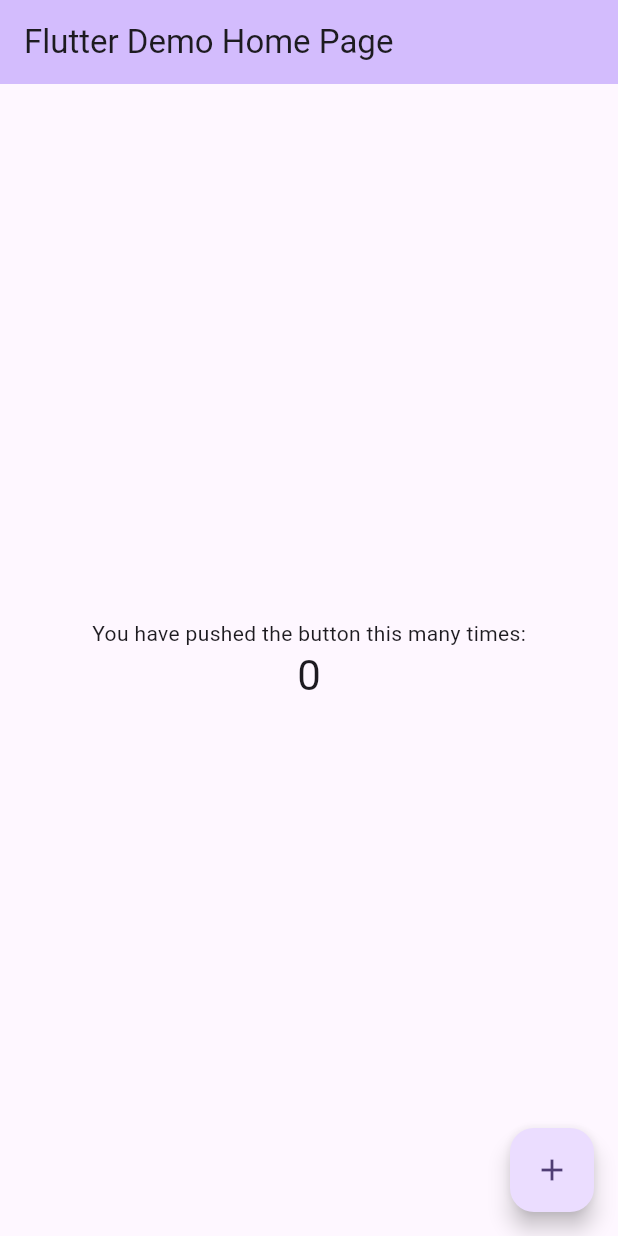
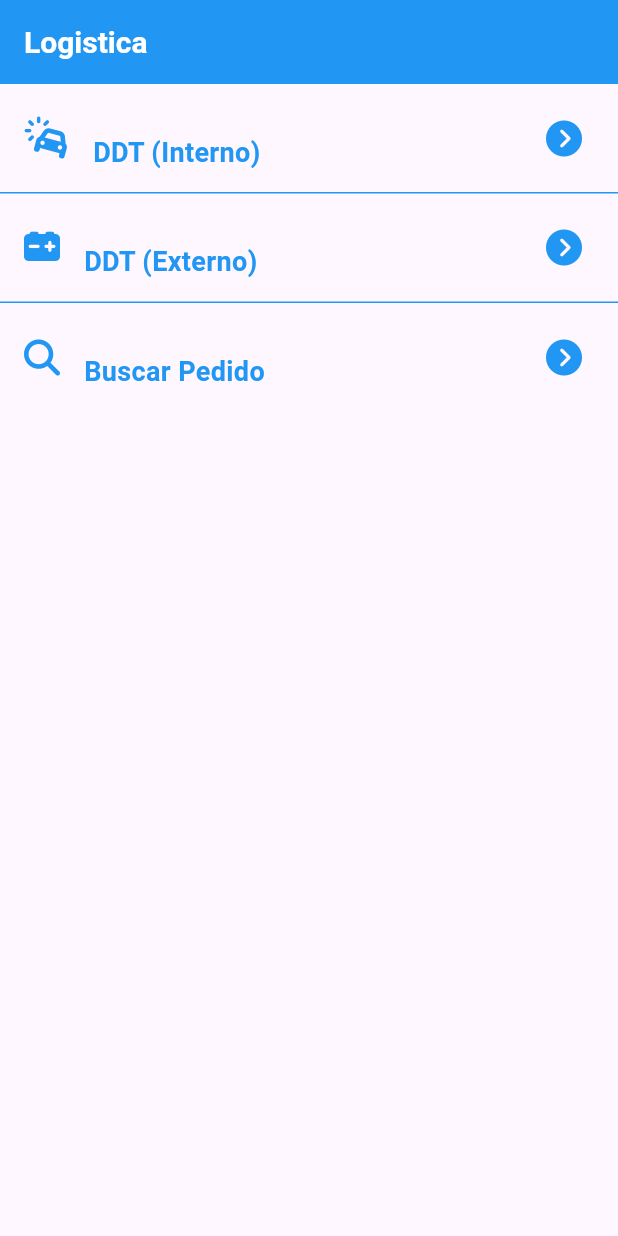
Before and after one commit to hernangutier/smile_erp_log_app, a Flutter app: the screen it shows after launch, on a phone screen of 412 x 824 dp. Run offline on Flutter 3.47's test engine with Material 3 defaults, Android fonts, the light colour scheme and no system bars; our stand-ins replace font_awesome_flutter, go_router.

Commit message:
Menus Iniciales

```diff
--- a/lib/main.dart
+++ b/lib/main.dart
@@ -1,4 +1,5 @@
 import 'package:flutter/material.dart';
+import 'package:smile_erp_log_app/presentation/pages/logistic/dash.dart';
 
 void main() {
   runApp(const MyApp());
@@ -12,6 +13,7 @@ class MyApp extends StatelessWidget {
   Widget build(BuildContext context) {
     return MaterialApp(
       title: 'Flutter Demo',
+      debugShowCheckedModeBanner: false,
       theme: ThemeData(
         // This is the theme of your application.
         //
@@ -30,7 +32,7 @@ class MyApp extends StatelessWidget {
         // tested with just a hot reload.
         colorScheme: .fromSeed(seedColor: Colors.deepPurple),
       ),
-      home: const MyHomePage(title: 'Flutter Demo Home Page'),
+      home: const DashBoard(),
     );
   }
 }
--- a/lib/presentation/pages/logistic/dash.dart
+++ b/lib/presentation/pages/logistic/dash.dart
@@ -1,15 +1,55 @@
 import 'package:flutter/material.dart';
+import 'package:font_awesome_flutter/font_awesome_flutter.dart';
+import 'package:smile_erp_log_app/presentation/pages/logistic/resources.dart';
 
 
 //  DasBoard Logistica
 
+
+
 class DashBoard extends StatelessWidget {
+  static const name='dash-logistic';
+
   const DashBoard({super.key});
 
 
 
   @override
   Widget build(BuildContext context) {
-    return const Placeholder();
+    return Scaffold(
+      appBar: AppBar(
+        title: Text("Logistica", style: TextStyle(color: Colors.white, fontSize: 20,fontWeight: FontWeight.bold),),
+        backgroundColor: Colors.blue,
+      ),
+
+      body: _ListItems(),
+    );
   }
 }
+
+class _ListItems extends StatelessWidget{
+
+
+
+  @override
+  Widget build(BuildContext context) {
+      pageRoute;
+      return ListView.separated(
+        itemCount: pageRoute.length,
+        separatorBuilder: (context, i)=> Divider(
+          color: Colors.blue,
+          height: 1,
+        ),
+        itemBuilder: (context,i)=> ListTile(
+              leading:  FaIcon(pageRoute[i].icon, color: Colors.blue),
+              trailing: FaIcon(FontAwesomeIcons.circleChevronRight, color: Colors.blue,),
+              subtitle: Text(pageRoute[i].subtitle, style: TextStyle(fontSize: 18, fontWeight: FontWeight.bold, color: Colors.blue),),
+              onTap: (){
+                Navigator.push(context, MaterialPageRoute(builder: (context)=>
+                  pageRoute[i].page
+                ));
+              },
+        ),
+        );
+  }
+}
--- /dev/null
+++ b/lib/presentation/pages/logistic/resources.dart
@@ -0,0 +1,25 @@
+
+import 'package:flutter/material.dart';
+import 'package:font_awesome_flutter/font_awesome_flutter.dart';
+import 'package:smile_erp_log_app/presentation/pages/logistic/dash_ddt.dart';
+
+final pageRoute = <_Items>[
+    _Items(FontAwesomeIcons.carBurst , "DDT (Interno)", DashDDt()),
+    _Items(FontAwesomeIcons.carBattery , "DDT (Externo)",DashDDt() ),
+    _Items(FontAwesomeIcons.magnifyingGlass , "Buscar Pedido", DashDDt()),
+];
+
+final pageRouteLog = <_Items>[
+    _Items(FontAwesomeIcons.truck, "en Espera", DashDDt()),
+    _Items(FontAwesomeIcons.truckRampBox, "en Carga", DashDDt()),
+    _Items(FontAwesomeIcons.truckFast, "en Transito", DashDDt()),
+
+];
+
+class _Items {
+    final FaIconData icon;
+    final String subtitle;
+    Widget page;
+
+    _Items(this.icon, this.subtitle, this.page);
+}
--- a/pubspec.yaml
+++ b/pubspec.yaml
@@ -35,6 +35,7 @@ dependencies:
   # Use with the CupertinoIcons class for iOS style icons.
   cupertino_icons: ^1.0.8
   go_router: ^17.1.0
+  font_awesome_flutter: ^11.0.0
 
 dev_dependencies:
   flutter_test:
```
Also changed, not shown: lib/config/router/app_router.dart (added, +12 -0 lines), lib/presentation/pages/logistic/dash_ddt.dart (added, +29 -0 lines), pubspec.lock.
